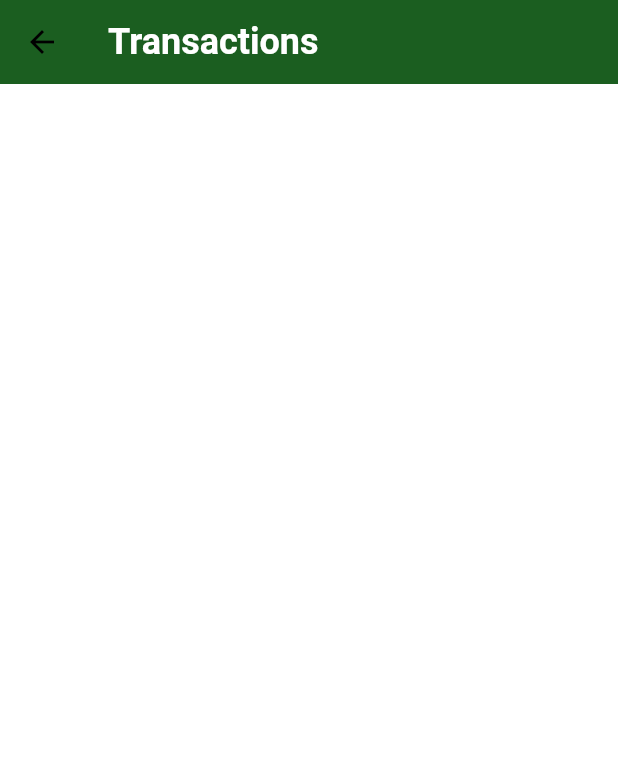
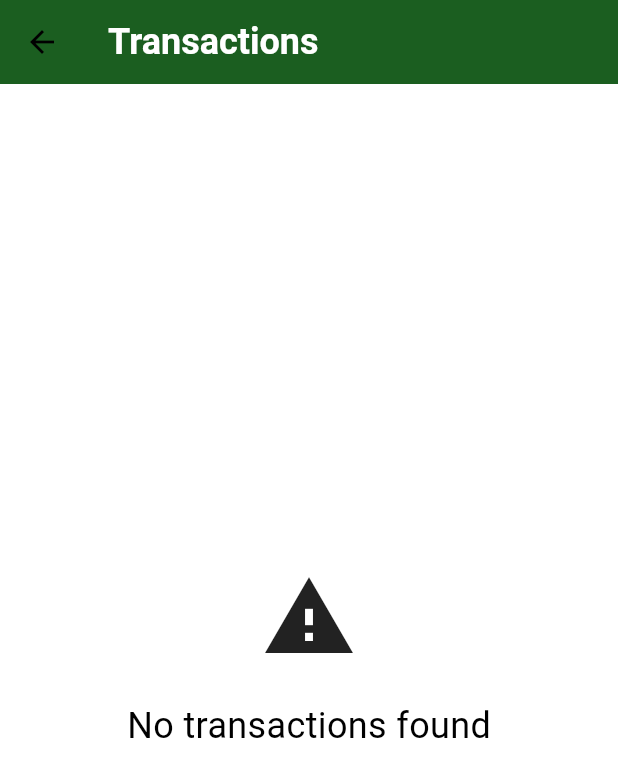
Before and after one commit to leommelo/ByteBank, a Flutter app: the screen it shows after launch, after a tap on "Transaction Feed", on a phone screen of 412 x 824 dp. Shown: the top 777 px of the screen. Run offline on Flutter 3.47's test engine with Material 3 defaults, Android fonts, the phone set to English and light mode, and no system bars; our stand-ins replace sqflite; missing offline and left inert: http_interceptor; accounts and stored records are empty; statements that could not run were skipped.

Commit message:
integração transação

```diff
--- /dev/null
+++ b/lib/components/centered_message.dart
@@ -0,0 +1,41 @@
+import 'package:flutter/material.dart';
+
+class CenteredMessage extends StatelessWidget {
+  final String message;
+  final IconData? icon;
+  final double iconSize;
+  final double fontSize;
+
+  CenteredMessage(
+    this.message, {
+    this.icon,
+    this.iconSize = 64,
+    this.fontSize = 24,
+  });
+
+  @override
+  Widget build(BuildContext context) {
+    return Center(
+      child: Column(
+        mainAxisAlignment: MainAxisAlignment.center,
+        crossAxisAlignment: CrossAxisAlignment.center,
+        children: <Widget>[
+          Visibility(
+            visible: icon != null,
+            child: Icon(
+              icon,
+              size: iconSize,
+            ),
+          ),
+          Padding(
+            padding: const EdgeInsets.only(top: 24.0),
+            child: Text(
+              message,
+              style: TextStyle(fontSize: fontSize),
+            ),
+          ),
+        ],
+      ),
+    );
+  }
+}
--- a/lib/screens/transactions_list.dart
+++ b/lib/screens/transactions_list.dart
@@ -1,19 +1,32 @@
+import 'package:bytebank_full/components/centered_message.dart';
 import 'package:bytebank_full/models/transaction.dart';
+import 'package:bytebank_full/webAPI/webclient.dart';
 import 'package:flutter/material.dart';
 
-class TransactionsList extends StatelessWidget {
+class TransactionsList extends StatefulWidget {
+  @override
+  State<TransactionsList> createState() => _TransactionsListState();
+}
+
+class _TransactionsListState extends State<TransactionsList> {
   final List<Transaction> transactions = [];
 
   @override
   Widget build(BuildContext context) {
-
     return Scaffold(
-      appBar: AppBar(
-        title: Text('Transactions'),
-      ),
-      body: ListView.builder(
+      appBar: AppBar(title: Text('Transactions')),
+      body: FutureBuilder<List<Transaction>>(
+        future: findAll(),
+        builder: (context, snapshot) {
+          switch (snapshot.connectionState) {
+            case ConnectionState.waiting:
+              return Center(child: CircularProgressIndicator());
+            case ConnectionState.done:
+              final List<Transaction>? transactions = snapshot.data;
+              if (transactions != null && transactions.isNotEmpty) {
+                return ListView.builder(
                   itemBuilder: (context, index) {
-          final Transaction transaction = transactions[index];
+                    final Transaction transaction = transactions![index];
                     return Card(
                       child: ListTile(
                         leading: Icon(Icons.monetization_on),
@@ -26,14 +39,24 @@
                         ),
                         subtitle: Text(
                           transaction.contact.accountNumber.toString(),
-                style: TextStyle(
-                  fontSize: 16.0,
-                ),
+                          style: TextStyle(fontSize: 16.0),
                         ),
                       ),
                     );
                   },
-        itemCount: transactions.length,
+                  itemCount: transactions?.length,
+                );
+              }else {
+                return CenteredMessage(
+                  "No transactions found",
+                  icon: Icons.warning,
+                );
+              }
+
+            default:
+          }
+          return CenteredMessage("unknow error");
+        },
       ),
     );
   }
--- a/lib/webAPI/webclient.dart
+++ b/lib/webAPI/webclient.dart
@@ -1,3 +1,7 @@
+import 'dart:convert';
+
+import 'package:bytebank_full/models/Contact.dart';
+import 'package:bytebank_full/models/transaction.dart';
 import 'package:http/http.dart';
 import 'package:http_interceptor/http_client_with_interceptor.dart';
 import 'package:http_interceptor/interceptor_contract.dart';
@@ -24,8 +28,27 @@
   }
 }
 
+Future<List<Transaction>> findAll() async {
+  final Client client = HttpClientWithInterceptor.build(
+    interceptors: [LoggingInterceptor()],
+  );
+  final Response response = await client.get(
+    Uri.parse("http://192.168.1.5:8080/transactions"),
+  );
 
-void findAll() async {
-  final Client client = HttpClientWithInterceptor.build(interceptors: [LoggingInterceptor()]);
-  final Response response = await client.get(Uri.parse("http://192.168.1.5:8080/transactions"));
+  final List<dynamic> decodedJson = jsonDecode(response.body);
+  final List<Transaction> transactions = [];
+  for (Map<String, dynamic> transactionJson in decodedJson) {
+    final Map<String, dynamic> contactJson = transactionJson['contact'];
+    final Transaction transacao = Transaction(
+      transactionJson['value'],
+      Contact(
+        0,
+        contactJson['name'],
+        contactJson['accountNumber'],
+      ),
+    );
+    transactions.add(transacao);
+  }
+  return transactions;
 }
```
Lines whose indentation alone changed are shown as unchanged.
